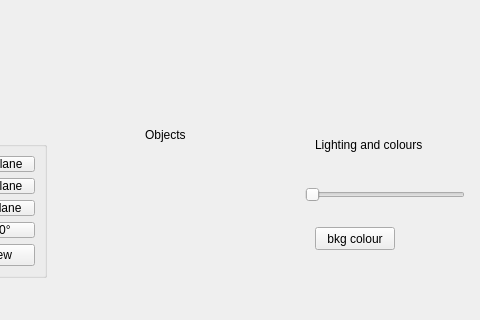
This is src/gui/mainwindow.ui in rdimaio/13CAD as Qt 5 draws it before an edit; both pictures show x 455 to 935 and y 501 to 821 of the 1298 by 821 pixel window. The edited form follows.
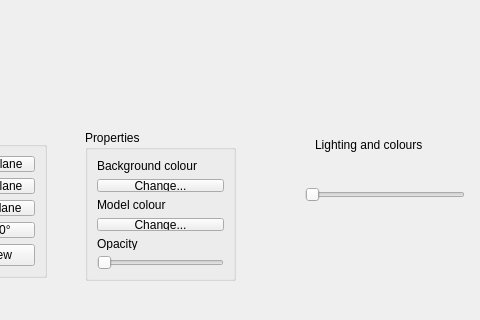
This is the edited form. Icons and pictures are not drawn. Custom widgets are drawn as their Qt base class.

Commit message: Add model colour changing function

The edit to the form file:
```diff
--- a/src/gui/mainwindow.ui
+++ b/src/gui/mainwindow.ui
@@ -36,19 +36,6 @@
      </item>
     </layout>
    </widget>
-   <widget class="QLabel" name="label_2">
-    <property name="geometry">
-     <rect>
-      <x>600</x>
-      <y>580</y>
-      <width>59</width>
-      <height>15</height>
-     </rect>
-    </property>
-    <property name="text">
-     <string>Objects</string>
-    </property>
-   </widget>
    <widget class="QLabel" name="label_4">
     <property name="geometry">
      <rect>
@@ -88,19 +75,6 @@
      <enum>Qt::Horizontal</enum>
     </property>
    </widget>
-   <widget class="QPushButton" name="bkgColourButton">
-    <property name="geometry">
-     <rect>
-      <x>770</x>
-      <y>680</y>
-      <width>80</width>
-      <height>23</height>
-     </rect>
-    </property>
-    <property name="text">
-     <string>bkg colour</string>
-    </property>
-   </widget>
    <widget class="QPushButton" name="screenshotButton">
     <property name="geometry">
      <rect>
@@ -271,6 +245,75 @@
      </item>
     </layout>
    </widget>
+   <widget class="QGroupBox" name="">
+    <property name="geometry">
+     <rect>
+      <x>540</x>
+      <y>583</y>
+      <width>151</width>
+      <height>151</height>
+     </rect>
+    </property>
+    <property name="title">
+     <string>Properties</string>
+    </property>
+    <layout class="QGridLayout" name="gridLayout_2">
+     <item row="0" column="0">
+      <layout class="QVBoxLayout" name="verticalLayout_4">
+       <item>
+        <widget class="QLabel" name="bkgColourLabel">
+         <property name="text">
+          <string>Background colour</string>
+         </property>
+        </widget>
+       </item>
+       <item>
+        <widget class="QPushButton" name="bkgColourButton">
+         <property name="text">
+          <string>Change...</string>
+         </property>
+        </widget>
+       </item>
+      </layout>
+     </item>
+     <item row="1" column="0">
+      <layout class="QVBoxLayout" name="verticalLayout_5">
+       <item>
+        <widget class="QLabel" name="modColourLabel">
+         <property name="text">
+          <string>Model colour</string>
+         </property>
+        </widget>
+       </item>
+       <item>
+        <widget class="QPushButton" name="modColourButton">
+         <property name="text">
+          <string>Change...</string>
+         </property>
+        </widget>
+       </item>
+      </layout>
+     </item>
+     <item row="2" column="0">
+      <layout class="QVBoxLayout" name="verticalLayout_7">
+       <item>
+        <widget class="QLabel" name="opacityLabel">
+         <property name="text">
+          <string>Opacity</string>
+         </property>
+        </widget>
+       </item>
+       <item>
+        <widget class="QSlider" name="opacitySlider">
+         <property name="orientation">
+          <enum>Qt::Horizontal</enum>
+         </property>
+        </widget>
+       </item>
+      </layout>
+     </item>
+    </layout>
+   </widget>
   </widget>
   <widget class="QMenuBar" name="menubar">
    <property name="geometry">
```
The commit also changes 2 other files.
